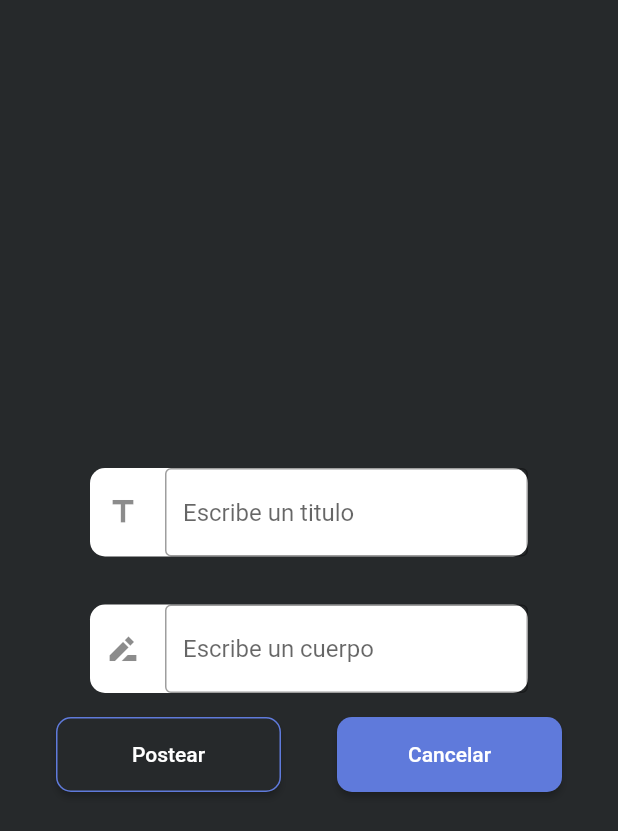
After one commit to huugolopeez/Actividad3, a Flutter app: the PostCreateView screen opened by its route, after a tap on "Postear", after a tap on the "add" icon, on a phone screen of 412 x 824 dp. The commit adds this screen. Shown: the top 831 px of the screen. Run offline on Flutter 3.47's test engine with Material 2 defaults, Android fonts, the phone set to English and light mode, and no system bars; our stand-ins replace cloud_firestore, firebase_auth, firebase_core; accounts and stored records are empty; generated files the repository leaves out were written again; network calls fail.

Commit message:
Commit PostCreateView:  - He creado la clase PostCreateView que nos va a permitir crear post, de momento solo esta la interfaz no esta implementado el metodo para crear posts

```diff
--- a/lib/Actividad3.dart
+++ b/lib/Actividad3.dart
@@ -1,3 +1,4 @@
+import 'package:actividad3/main/PostCreateView.dart';
 import 'package:actividad3/main/PostView.dart';
 import 'package:flutter/material.dart';
 
@@ -22,7 +23,8 @@ class Actividad3 extends StatelessWidget {
           '/homeview': (context) => HomeView(),
           '/splashview': (context) => SplashView(),
           '/perfilview': (context) => PerfilView(),
-          '/postview': (context) => PostView()
+          '/postview': (context) => PostView(),
+          '/postcreateview': (context) => PostCreateView()
         }
     );
   }
--- a/lib/main/HomeView.dart
+++ b/lib/main/HomeView.dart
@@ -1,17 +1,16 @@
 import 'dart:io';
 
+import 'package:actividad3/custom/HLBottomMenu.dart';
+import 'package:actividad3/custom/HLDrawerClass.dart';
+import 'package:actividad3/custom/HLPostCellView.dart';
+import 'package:actividad3/custom/HLPostGridCellView.dart';
+import 'package:actividad3/firestoreObjects/FbPost.dart';
+import 'package:actividad3/onBoarding/LoginView.dart';
 import 'package:actividad3/singletone/DataHolder.dart';
 import 'package:cloud_firestore/cloud_firestore.dart';
 import 'package:firebase_auth/firebase_auth.dart';
 import 'package:flutter/foundation.dart';
 import 'package:flutter/material.dart';
-
-import '../custom/HLBottomMenu.dart';
-import '../custom/HLDrawerClass.dart';
-import '../custom/HLPostCellView.dart';
-import '../custom/HLPostGridCellView.dart';
-import '../firestoreObjects/FbPost.dart';
-import '../onBoarding/LoginView.dart';
 
 class HomeView extends StatefulWidget {
   @override
@@ -120,7 +119,12 @@ class _HomeViewState extends State<HomeView> {
           child: gridOrList(bIsList)
       ),
       bottomNavigationBar: HLBottomMenu(evento: onBottomMenuPressed),
-      drawer: HLDrawerClass(onItemTap: onItemTapDrawer)
+      drawer: HLDrawerClass(onItemTap: onItemTapDrawer),
+      floatingActionButton: FloatingActionButton(
+        onPressed: () { Navigator.of(context).popAndPushNamed('/postcreateview'); },
+        backgroundColor: DataHolder().colorPrincipal,
+        child: const Icon(Icons.add)
+      ),
     );
   }
 }
--- /dev/null
+++ b/lib/main/PostCreateView.dart
@@ -0,0 +1,37 @@
+import 'package:actividad3/custom/HLButtonsBoarding.dart';
+import 'package:actividad3/custom/HLTextField.dart';
+import 'package:actividad3/singletone/DataHolder.dart';
+import 'package:flutter/material.dart';
+
+class PostCreateView extends StatelessWidget {
+
+  late BuildContext _context;
+  TextEditingController tecTitle = TextEditingController();
+  TextEditingController tecBody = TextEditingController();
+
+  void onHLButtonsBoarding(int indice) {
+    if(indice == 0) {
+      Navigator.of(_context).popAndPushNamed('/homeview');
+    } else if(indice == 1) {
+      Navigator.of(_context).popAndPushNamed('/homeview');
+    }
+  }
+
+  @override
+  Widget build(BuildContext context) {
+
+    _context = context;
+
+    return Scaffold(
+      backgroundColor: DataHolder().colorFondo,
+      body: Column(
+          mainAxisAlignment: MainAxisAlignment.center,
+          children: [
+             HLTextField(sLabel: 'Escribe un titulo', tecController: tecTitle, iIcon: const Icon(Icons.title)),
+             HLTextField(sLabel: 'Escribe un cuerpo', tecController: tecBody, blIsPassword: true, iIcon: const Icon(Icons.drive_file_rename_outline_sharp)),
+             HLButtonsBoarding(sText0: const Text('Postear'), sText1: const Text('Cancelar'), evento: onHLButtonsBoarding)
+          ])
+    );
+  }
+
+}
--- a/lib/onBoarding/LoginView.dart
+++ b/lib/onBoarding/LoginView.dart
@@ -38,7 +38,7 @@ class LoginView extends StatelessWidget {
     }
   }
 
-  void onHLTextButton(int indice) {
+  void onHLButtonsBoarding(int indice) {
     if(indice == 0) {
       onClickLogin();
     } else if(indice == 1) {
@@ -64,7 +64,7 @@ class LoginView extends StatelessWidget {
               Image.asset('resources/gatoElegante.jpg', height: 200),
               HLTextField(sLabel: 'Username', tecController: tecEmail, iIcon: const Icon(Icons.account_circle_rounded)),
               HLTextField(sLabel: 'Password', tecController: tecPass, blIsPassword: true, iIcon: const Icon(Icons.password)),
-              HLButtonsBoarding(sText0: const Text('Login'), sText1: const Text('Register'), evento: onHLTextButton)
+              HLButtonsBoarding(sText0: const Text('Login'), sText1: const Text('Register'), evento: onHLButtonsBoarding)
             ]
         )
     );
```
Also changed, not shown: lib/main/PostView.dart (+24 -2 lines).
